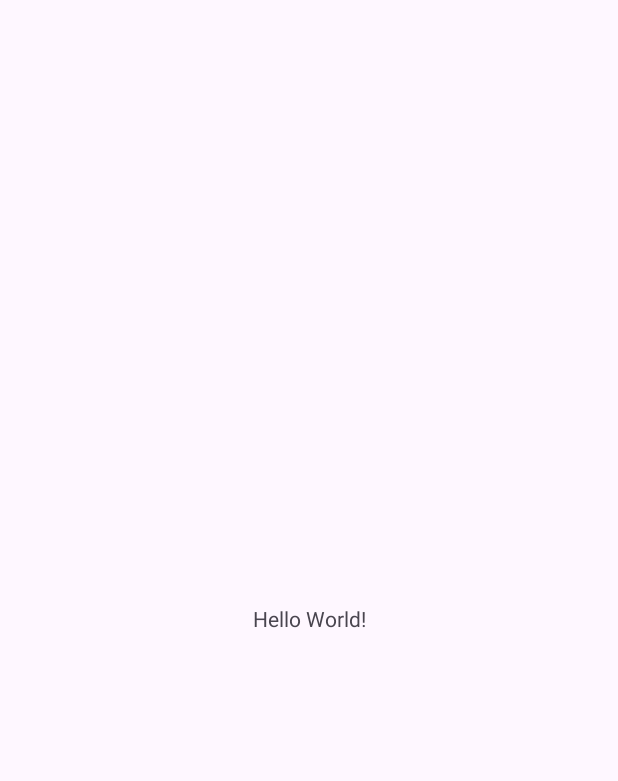
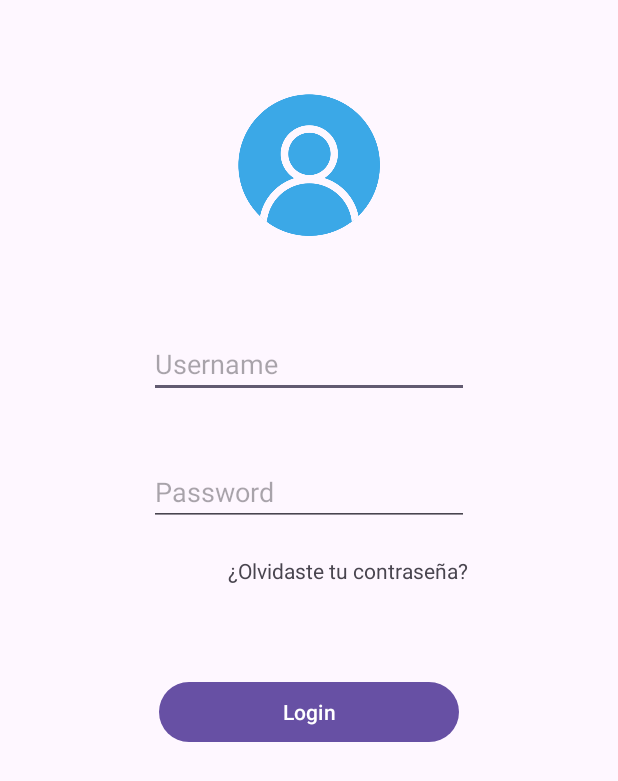
Before and after one commit to bryanhancco/Labs-IDNP, an Android app: the screen it shows after launch (MainActivity), on a phone screen of 412 x 824 dp. Before the commit the part shown is almost empty. Shown: the top 781 px of the screen. Run offline under Robolectric (Android 15) with nearby library versions, the phone set to English and light mode, and no system bars.

Commit message:
First solved exercise completed

```diff
--- a/Lab01/EjResuelto/app/src/main/java/com/example/ejresuelto/MainActivity.kt
+++ b/Lab01/EjResuelto/app/src/main/java/com/example/ejresuelto/MainActivity.kt
@@ -1,6 +1,11 @@
 package com.example.ejresuelto
 
+import android.content.ContentValues.TAG
 import android.os.Bundle
+import android.util.Log
+import android.widget.Button
+import android.widget.EditText
+import android.widget.Toast
 import androidx.activity.enableEdgeToEdge
 import androidx.appcompat.app.AppCompatActivity
 import androidx.core.view.ViewCompat
@@ -16,5 +21,23 @@ class MainActivity : AppCompatActivity() {
             v.setPadding(systemBars.left, systemBars.top, systemBars.right, systemBars.bottom)
             insets
         }
+
+        val btnLogin = findViewById<Button>(R.id.btnLogin)
+        val edtUsername = findViewById<EditText>(R.id.edtUsername)
+        val edtPassword = findViewById<EditText>(R.id.edtPassword)
+
+        btnLogin.setOnClickListener {
+            val username = edtUsername.text.toString()
+            val password = edtPassword.text.toString()
+
+            if (username == "admin" && password == "admin") {
+                Toast.makeText(applicationContext, "Bienvenido a mi App", Toast.LENGTH_SHORT).show()
+                Log.d(TAG, "Bienvenido a mi App")
+            } else {
+                Toast.makeText(applicationContext, "Error en la autenticacion", Toast.LENGTH_SHORT).show()
+                Log.d(TAG, "Error en la autenticacion")
+            }
+        }
     }
+
 }
--- a/Lab01/EjResuelto/app/src/main/res/layout/activity_main.xml
+++ b/Lab01/EjResuelto/app/src/main/res/layout/activity_main.xml
@@ -7,13 +7,60 @@
     android:layout_height="match_parent"
     tools:context=".MainActivity">
 
-    <TextView
+    <EditText
+        android:id="@+id/edtUsername"
         android:layout_width="wrap_content"
         android:layout_height="wrap_content"
-        android:text="Hello World!"
-        app:layout_constraintBottom_toBottomOf="parent"
+        android:layout_marginTop="60dp"
+        android:ems="10"
+        android:hint="Username"
+        android:inputType="text"
+        android:text=""
         app:layout_constraintEnd_toEndOf="parent"
         app:layout_constraintStart_toStartOf="parent"
-        app:layout_constraintTop_toTopOf="parent" />
+        app:layout_constraintTop_toBottomOf="@+id/loginImage" />
+
+    <EditText
+        android:id="@+id/edtPassword"
+        android:layout_width="wrap_content"
+        android:layout_height="wrap_content"
+        android:layout_marginTop="40dp"
+        android:ems="10"
+        android:inputType="text"
+        android:text=""
+        android:hint="Password"
+        app:layout_constraintEnd_toEndOf="parent"
+        app:layout_constraintStart_toStartOf="parent"
+        app:layout_constraintTop_toBottomOf="@+id/edtUsername" />
+
+    <Button
+        android:id="@+id/btnLogin"
+        android:layout_width="200dp"
+        android:layout_height="wrap_content"
+        android:layout_marginTop="100dp"
+        android:text="Login"
+        app:layout_constraintEnd_toEndOf="parent"
+        app:layout_constraintStart_toStartOf="parent"
+        app:layout_constraintTop_toBottomOf="@+id/edtPassword" />
+
+    <TextView
+        android:id="@+id/textPassword"
+        android:layout_width="wrap_content"
+        android:layout_height="wrap_content"
+        android:layout_marginTop="20dp"
+        android:layout_marginEnd="100dp"
+        android:text="¿Olvidaste tu contraseña?"
+        app:layout_constraintEnd_toEndOf="parent"
+        app:layout_constraintTop_toBottomOf="@+id/edtPassword" />
+
+    <ImageView
+        android:id="@+id/loginImage"
+        android:layout_width="100dp"
+        android:layout_height="100dp"
+        android:layout_marginTop="60dp"
+        app:layout_constraintEnd_toEndOf="parent"
+        app:layout_constraintStart_toStartOf="parent"
+        app:layout_constraintTop_toTopOf="parent"
+        app:srcCompat="@drawable/icon_login" />
 
 </androidx.constraintlayout.widget.ConstraintLayout>
```
Also changed, not shown: Lab01/EjResuelto/app/src/main/res/drawable/icon_login.png (added).
